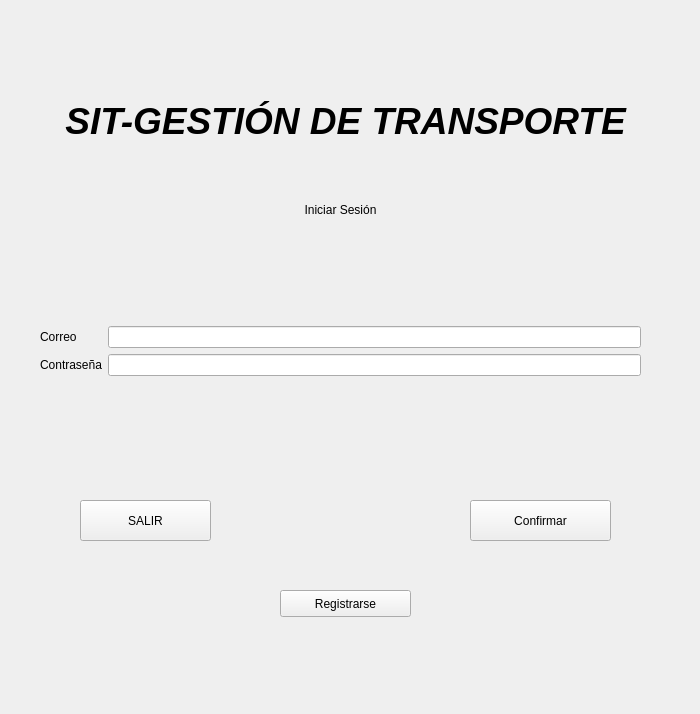
Before: the Qt Designer form src/view/login.ui in R0otDrigo/SIT-Core, drawn with Qt 5.
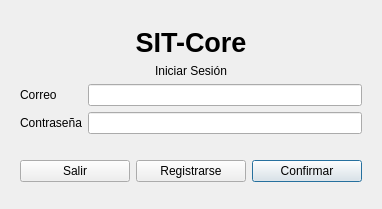
After: the same form once the commit is applied.

```diff
--- a/src/view/login.ui
+++ b/src/view/login.ui
@@ -2,39 +2,54 @@
 <ui version="4.0">
  <class>Login</class>
  <widget class="QWidget" name="Login">
-  <property name="geometry">
-   <rect>
-    <x>0</x>
-    <y>0</y>
-    <width>700</width>
-    <height>714</height>
-   </rect>
-  </property>
   <property name="windowTitle">
    <string>Form</string>
   </property>
-  <widget class="QWidget" name="formLayoutWidget">
-   <property name="geometry">
-    <rect>
-     <x>40</x>
-     <y>290</y>
-     <width>601</width>
-     <height>121</height>
-    </rect>
-   </property>
+  <layout class="QVBoxLayout" name="rootLayout">
+   <item>
+    <spacer name="topSpacer">
+     <property name="orientation">
+      <enum>Qt::Orientation::Vertical</enum>
+     </property>
+    </spacer>
+   </item>
+   <item alignment="Qt::AlignmentFlag::AlignHCenter">
+    <widget class="QWidget" name="card" native="true">
+     <property name="minimumSize">
+      <size>
+       <width>360</width>
+       <height>0</height>
+      </size>
+     </property>
+     <layout class="QVBoxLayout" name="cardLayout">
+      <item>
+       <widget class="QLabel" name="titleLabel">
+        <property name="font">
+         <font>
+          <pointsize>20</pointsize>
+          <bold>true</bold>
+         </font>
+        </property>
+        <property name="text">
+         <string>SIT-Core</string>
+        </property>
+        <property name="alignment">
+         <set>Qt::AlignmentFlag::AlignCenter</set>
+        </property>
+       </widget>
+      </item>
+      <item>
+       <widget class="QLabel" name="subtitleLabel">
+        <property name="text">
+         <string>Iniciar Sesión</string>
+        </property>
+        <property name="alignment">
+         <set>Qt::AlignmentFlag::AlignCenter</set>
+        </property>
+       </widget>
+      </item>
+      <item>
    <layout class="QFormLayout" name="formLayout">
-    <property name="labelAlignment">
-     <set>Qt::AlignmentFlag::AlignBottom|Qt::AlignmentFlag::AlignLeading|Qt::AlignmentFlag::AlignLeft</set>
-    </property>
-    <property name="formAlignment">
-     <set>Qt::AlignmentFlag::AlignLeading|Qt::AlignmentFlag::AlignLeft|Qt::AlignmentFlag::AlignVCenter</set>
-    </property>
-    <property name="horizontalSpacing">
-     <number>6</number>
-    </property>
-    <property name="leftMargin">
-     <number>0</number>
-    </property>
     <item row="0" column="0">
      <widget class="QLabel" name="correoLabel">
       <property name="text">
@@ -60,113 +75,56 @@
      </widget>
     </item>
    </layout>
-  </widget>
-  <widget class="QLabel" name="label">
-   <property name="geometry">
-    <rect>
-     <x>250</x>
-     <y>200</y>
-     <width>181</width>
-     <height>19</height>
-    </rect>
-   </property>
-   <property name="text">
-    <string>Iniciar Sesión</string>
-   </property>
-   <property name="scaledContents">
-    <bool>false</bool>
-   </property>
-   <property name="alignment">
-    <set>Qt::AlignmentFlag::AlignCenter</set>
-   </property>
-   <property name="openExternalLinks">
-    <bool>false</bool>
-   </property>
-  </widget>
-  <widget class="QPushButton" name="loginButton">
-   <property name="geometry">
-    <rect>
-     <x>470</x>
-     <y>500</y>
-     <width>141</width>
-     <height>41</height>
-    </rect>
-   </property>
-   <property name="mouseTracking">
-    <bool>true</bool>
-   </property>
-   <property name="text">
-    <string>Confirmar</string>
-   </property>
-  </widget>
-  <widget class="QPushButton" name="pushButton_2">
-   <property name="geometry">
-    <rect>
-     <x>80</x>
-     <y>500</y>
-     <width>131</width>
-     <height>41</height>
-    </rect>
-   </property>
-   <property name="text">
-    <string>SALIR</string>
-   </property>
-  </widget>
+      </item>
+      <item>
   <widget class="QLabel" name="info">
-   <property name="geometry">
-    <rect>
-     <x>80</x>
-     <y>420</y>
-     <width>491</width>
-     <height>51</height>
-    </rect>
-   </property>
    <property name="text">
     <string/>
    </property>
-  </widget>
+        <property name="wordWrap">
+         <bool>true</bool>
+        </property>
+       </widget>
+      </item>
+      <item>
+       <layout class="QHBoxLayout" name="buttonsLayout">
+        <item>
+         <widget class="QPushButton" name="exitButton">
+          <property name="text">
+           <string>Salir</string>
+          </property>
+         </widget>
+        </item>
+        <item>
   <widget class="QPushButton" name="signUpButton">
-   <property name="geometry">
-    <rect>
-     <x>280</x>
-     <y>590</y>
-     <width>131</width>
-     <height>27</height>
-    </rect>
-   </property>
    <property name="text">
     <string>Registrarse</string>
    </property>
   </widget>
-  <widget class="QLabel" name="label_2">
-   <property name="geometry">
-    <rect>
-     <x>30</x>
-     <y>80</y>
-     <width>631</width>
-     <height>81</height>
-    </rect>
-   </property>
-   <property name="font">
-    <font>
-     <pointsize>28</pointsize>
-     <italic>true</italic>
-     <bold>true</bold>
-    </font>
-   </property>
-   <property name="layoutDirection">
-    <enum>Qt::LayoutDirection::LeftToRight</enum>
-   </property>
-   <property name="autoFillBackground">
-    <bool>true</bool>
-   </property>
+        </item>
+        <item>
+         <widget class="QPushButton" name="loginButton">
    <property name="text">
-    <string>SIT-GESTIÓN DE TRANSPORTE</string>
-   </property>
-   <property name="alignment">
-    <set>Qt::AlignmentFlag::AlignCenter</set>
-   </property>
-  </widget>
+           <string>Confirmar</string>
+          </property>
+          <property name="default">
+           <bool>true</bool>
+          </property>
+         </widget>
+        </item>
+       </layout>
+      </item>
+     </layout>
+    </widget>
+   </item>
+   <item>
+    <spacer name="bottomSpacer">
+     <property name="orientation">
+      <enum>Qt::Orientation::Vertical</enum>
+     </property>
+    </spacer>
+   </item>
+  </layout>
  </widget>
  <resources/>
  <connections/>
```
Left out of the diff: 2 changed lines with no effect on the pictures. Lines whose indentation alone changed are shown as unchanged.
